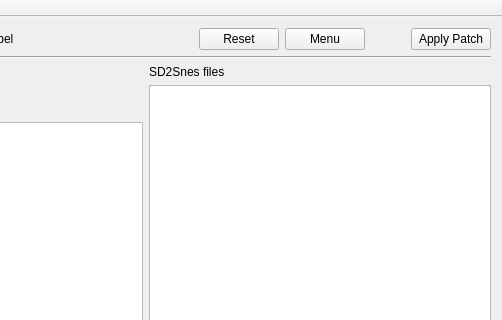
Before: the Qt Designer form QFile2Snes/qfile2snesw.ui in Skarsnik/QUsb2snes, drawn with Qt 5; both pictures show x 234 to 736 and y 0 to 320 of the 736 by 544 pixel window.
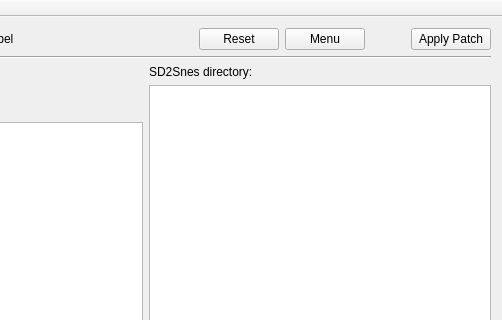
After: the same form once the commit is applied.

Commit message: QFile2Snes: sd2snes label now show current sd2snes directory

Patch:
```diff
--- a/QFile2Snes/qfile2snesw.ui
+++ b/QFile2Snes/qfile2snesw.ui
@@ -183,7 +183,7 @@
         <item>
          <widget class="QLabel" name="label">
           <property name="text">
-           <string>SD2Snes files</string>
+           <string>SD2Snes directory:</string>
           </property>
          </widget>
         </item>
```
Left out of the diff: 2 changed lines with no effect on the pictures. The commit also changes 1 other file.
